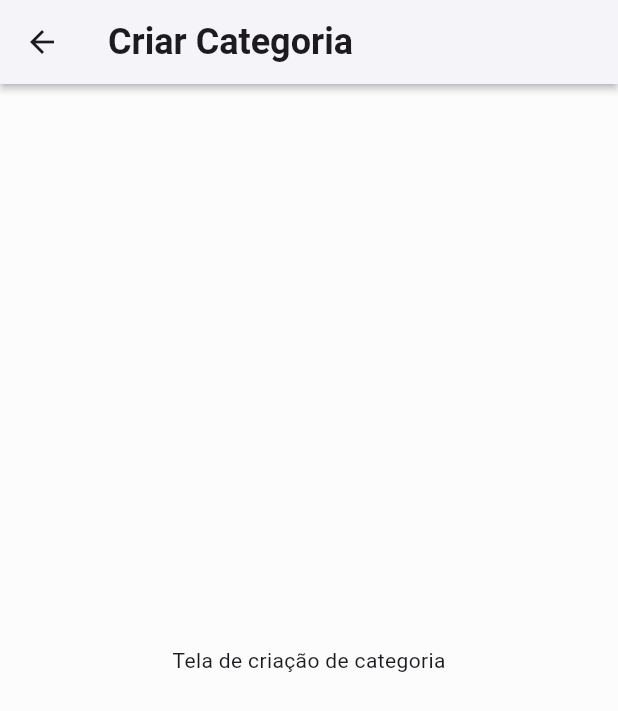
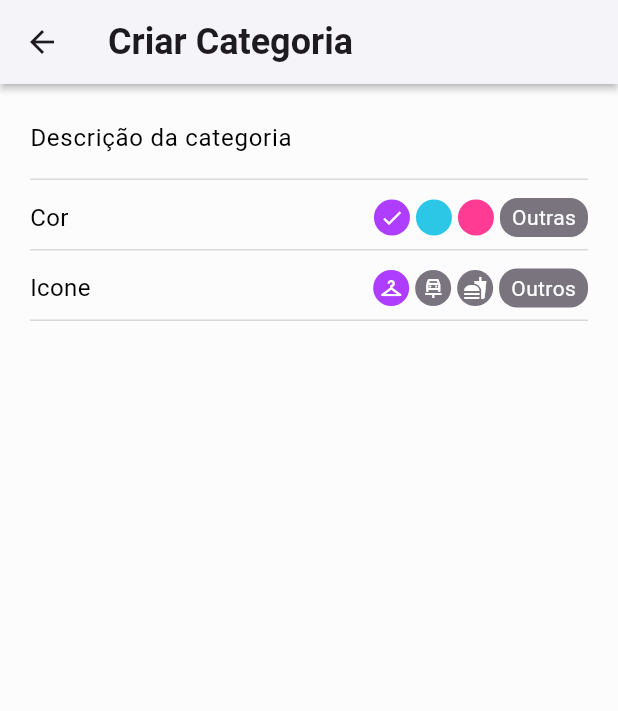
Before and after one commit to Eder-Queiroz/balancei, a Flutter app: the CreateCategoryScreen screen opened by its route, on a phone screen of 412 x 824 dp. Shown: the top 711 px of the screen. Run offline on Flutter 3.47's test engine with Material 3 defaults, Android fonts, the light colour scheme and no system bars; our stand-ins replace currency_text_input_formatter, drift, drift_flutter, flutter_riverpod, freezed_annotation, go_router and 1 more; missing offline and left inert: lucid_validation; accounts and stored records are empty; generated files the repository leaves out were written again; statements that could not run were skipped.

Commit message:
feat: start create news fields

```diff
--- a/lib/ui/category/create_category_screen.dart
+++ b/lib/ui/category/create_category_screen.dart
@@ -1,3 +1,6 @@
+import 'package:balancei_app/ui/utils/common_spacing.dart';
+import 'package:balancei_app/ui/utils/fields/color_picker.dart';
+import 'package:balancei_app/ui/utils/fields/icon_picker.dart';
 import 'package:flutter/material.dart';
 
 class CreateCategoryScreen extends StatefulWidget {
@@ -18,8 +21,28 @@ class _CreateCategoryScreenState extends State<CreateCategoryScreen> {
         backgroundColor: Colors.white,
       ),
       body: SafeArea(
-        child: Center(
-          child: Text('Tela de criação de categoria'),
+        child: Padding(
+          padding: const EdgeInsets.symmetric(
+            horizontal: CommonSpacing.large,
+            vertical: CommonSpacing.extraSmall,
+          ),
+          child: Form(
+            child: Column(
+              spacing: CommonSpacing.small,
+              crossAxisAlignment: CrossAxisAlignment.start,
+              children: [
+                TextFormField(
+                  decoration: InputDecoration(
+                    labelText: 'Descrição da categoria',
+                    hintText: 'Ex: Alimentação',
+                  ),
+                  onChanged: (value) {},
+                ),
+                ColorPicker(),
+                IconPicker(),
+              ],
+            ),
+          ),
         ),
       ),
     );
--- /dev/null
+++ b/lib/ui/utils/fields/color_picker.dart
@@ -0,0 +1,103 @@
+import 'package:balancei_app/ui/utils/common_spacing.dart';
+import 'package:flutter/material.dart';
+import 'package:flutter_riverpod/flutter_riverpod.dart';
+
+class ColorPicker extends ConsumerWidget {
+  const ColorPicker({super.key});
+
+  @override
+  Widget build(BuildContext context, WidgetRef ref) {
+    final theme = Theme.of(context);
+    final inputDecorationTheme = theme.inputDecorationTheme;
+
+    final Color borderColor =
+        inputDecorationTheme.enabledBorder?.borderSide.color ??
+            theme.colorScheme.onSurface.withValues(alpha: 0.38);
+
+    Widget buildColor({
+      required int color,
+      required bool isSelected,
+      required VoidCallback onTap,
+    }) {
+      return InkWell(
+        onTap: onTap,
+        child: Container(
+          width: 24,
+          height: 24,
+          decoration: BoxDecoration(
+            color: Color(color), // Replace with the selected color
+            shape: BoxShape.circle,
+          ),
+          child: isSelected
+              ? Icon(
+                  Icons.check,
+                  color: Colors.white,
+                  size: 16,
+                )
+              : null,
+        ),
+      );
+    }
+
+    return Column(
+      spacing: CommonSpacing.extraSmall,
+      crossAxisAlignment: CrossAxisAlignment.start,
+      children: [
+        Row(
+          mainAxisAlignment: MainAxisAlignment.spaceBetween,
+          children: [
+            Flexible(
+              child: Text(
+                'Cor',
+                style: inputDecorationTheme.labelStyle,
+              ),
+            ),
+            Row(
+              spacing: CommonSpacing.ultraSmall,
+              children: [
+                buildColor(
+                  color: 0xffAF3DFF, // Replace with the selected color
+                  isSelected: true, // Change this based on selection logic
+                  onTap: () {},
+                ),
+                buildColor(
+                  color: 0xff2CC7E6,
+                  isSelected: false,
+                  onTap: () {},
+                ),
+                buildColor(
+                  color: 0xffFF3B94,
+                  isSelected: false,
+                  onTap: () {},
+                ),
+                InkWell(
+                  onTap: () {},
+                  child: Container(
+                    padding: const EdgeInsets.symmetric(
+                      vertical: 3,
+                      horizontal: CommonSpacing.extraSmall,
+                    ),
+                    decoration: BoxDecoration(
+                      color: Color(0xff79747E),
+                      borderRadius: BorderRadius.circular(12.0),
+                    ),
+                    child: Text(
+                      'Outras',
+                      style: theme.textTheme.bodyMedium?.copyWith(
+                        color: Colors.white,
+                      ),
+                    ),
+                  ),
+                ),
+              ],
+            ),
+          ],
+        ),
+        Container(
+          height: 1.0,
+          color: borderColor,
+        ),
+      ],
+    );
+  }
+}
--- /dev/null
+++ b/lib/ui/utils/fields/icon_picker.dart
@@ -0,0 +1,107 @@
+import 'package:balancei_app/ui/utils/common_spacing.dart';
+import 'package:flutter/material.dart';
+import 'package:flutter_riverpod/flutter_riverpod.dart';
+
+class IconPicker extends ConsumerWidget {
+  const IconPicker({super.key});
+
+  @override
+  Widget build(BuildContext context, WidgetRef ref) {
+    final theme = Theme.of(context);
+    final inputDecorationTheme = theme.inputDecorationTheme;
+
+    final Color borderColor =
+        inputDecorationTheme.enabledBorder?.borderSide.color ??
+            theme.colorScheme.onSurface.withValues(alpha: 0.38);
+
+    Widget buildIcon({
+      required int iconCodePoint,
+      required int color,
+      required bool isSelected,
+      required VoidCallback onTap,
+    }) {
+      return InkWell(
+        onTap: onTap,
+        child: Container(
+          width: 24,
+          height: 24,
+          decoration: BoxDecoration(
+            color: isSelected
+                ? Color(color)
+                : Color(0xff79747E), // Replace with the selected color
+            shape: BoxShape.circle,
+          ),
+          child: Icon(
+            IconData(iconCodePoint, fontFamily: 'MaterialIcons'),
+            color: Colors.white,
+            size: 16,
+          ),
+        ),
+      );
+    }
+
+    return Column(
+      spacing: CommonSpacing.extraSmall,
+      crossAxisAlignment: CrossAxisAlignment.start,
+      children: [
+        Row(
+          mainAxisAlignment: MainAxisAlignment.spaceBetween,
+          children: [
+            Flexible(
+              child: Text(
+                'Icone',
+                style: inputDecorationTheme.labelStyle,
+              ),
+            ),
+            Row(
+              spacing: CommonSpacing.ultraSmall,
+              children: [
+                buildIcon(
+                  iconCodePoint: 0xef4c, // Example icon code point
+                  color: 0xffAF3DFF, // Replace with the selected color
+                  isSelected: true, // Change this based on selection logic
+                  onTap: () {},
+                ),
+                buildIcon(
+                  iconCodePoint: 0xef2c, // Example icon code point
+                  color: 0xff2CC7E6,
+                  isSelected: false,
+                  onTap: () {},
+                ),
+                buildIcon(
+                  iconCodePoint: 0xe25a, // Example icon code point
+                  color: 0xffFF3B94,
+                  isSelected: false,
+                  onTap: () {},
+                ),
+                InkWell(
+                  onTap: () {},
+                  child: Container(
+                    padding: const EdgeInsets.symmetric(
+                      vertical: 3,
+                      horizontal: CommonSpacing.extraSmall,
+                    ),
+                    decoration: BoxDecoration(
+                      color: Color(0xff79747E),
+                      borderRadius: BorderRadius.circular(12.0),
+                    ),
+                    child: Text(
+                      'Outros',
+                      style: theme.textTheme.bodyMedium?.copyWith(
+                        color: Colors.white,
+                      ),
+                    ),
+                  ),
+                ),
+              ],
+            ),
+          ],
+        ),
+        Container(
+          height: 1.0,
+          color: borderColor,
+        ),
+      ],
+    );
+  }
+}
```
